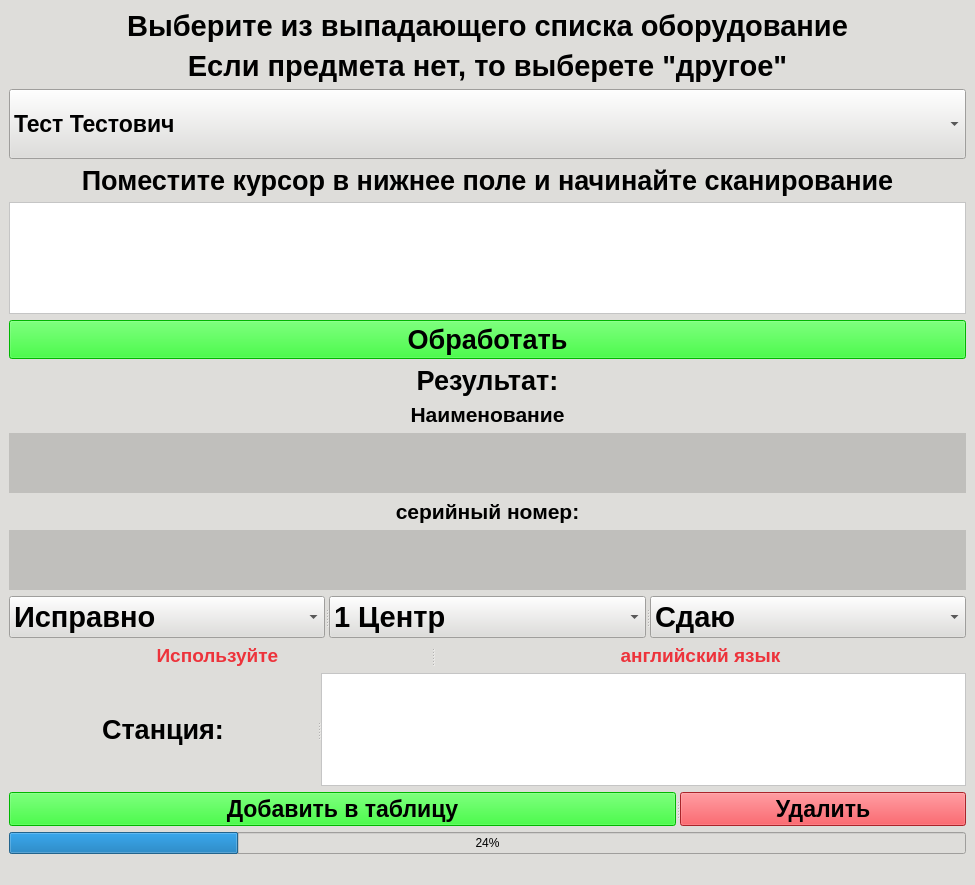
Old version of the form pyside/end_variant_with_extension.ui in the repository PurpleBionicle/Scanner_analyzer_with_GUI.
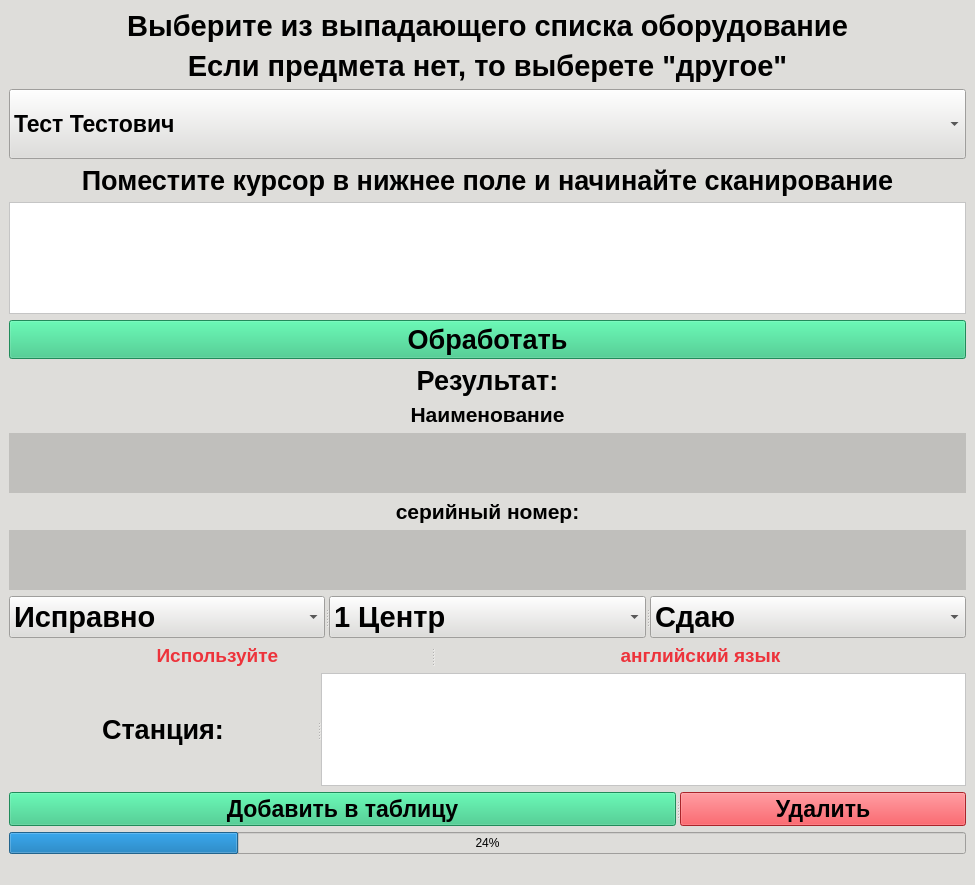
New version of the form.

```diff
--- a/pyside/end_variant_with_extension.ui
+++ b/pyside/end_variant_with_extension.ui
@@ -321,8 +321,7 @@
        </font>
       </property>
       <property name="styleSheet">
-       <string notr="true">background-color: qradialgradient(spread:repeat, cx:0.5, cy:0.5, radius:0.077, fx:0.5, fy:0.5, stop:0 rgba(0, 169, 255, 147), stop:0.497326 rgba(0, 0, 0, 147), stop:1 rgba(0, 169, 255, 147));
-background-color: rgb(0, 255, 0);</string>
+       <string notr="true">background-color: rgb(46, 194, 126);</string>
       </property>
       <property name="text">
        <string>Обработать</string>
@@ -677,8 +676,8 @@
         </font>
        </property>
        <property name="styleSheet">
-        <string notr="true">background-color: qradialgradient(spread:repeat, cx:0.5, cy:0.5, radius:0.077, fx:0.5, fy:0.5, stop:0 rgba(0, 169, 255, 147), stop:0.497326 rgba(0, 0, 0, 147), stop:1 rgba(0, 169, 255, 147));
-background-color: rgb(0, 255, 0);</string>
+        <string notr="true">background-color: rgb(46, 194, 126);
+</string>
        </property>
        <property name="text">
         <string>Добавить в таблицу</string>
```
Left out of the diff: 32 changed lines with no effect on the pictures.
